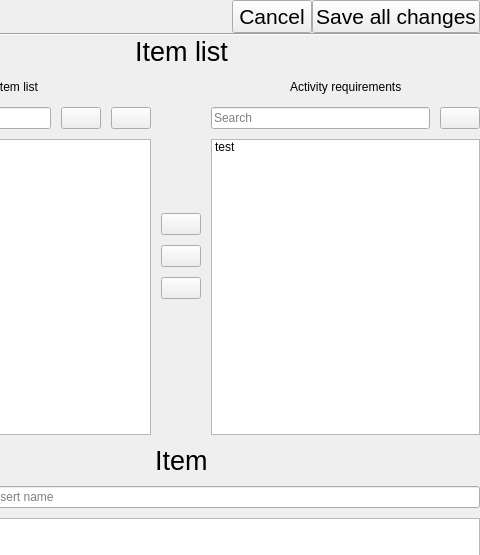
Above: mngactivity.ui from glennnys/Decided before the change; both pictures show x 740 to 1220 and y 0 to 555 of the 1220 by 843 pixel window. Below: the same form after it.
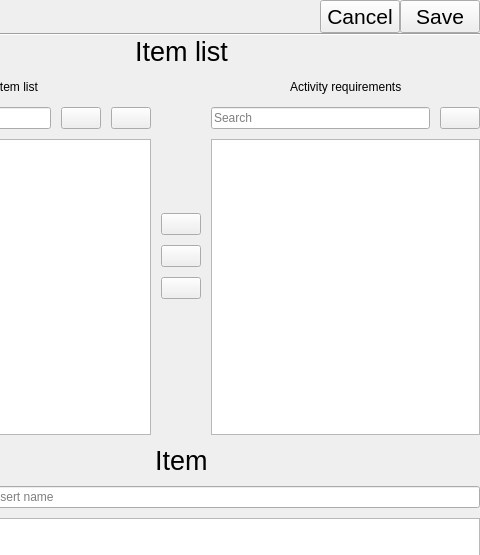
That is the form after the change. Icons and pictures are not drawn.

What changed in the file:
```diff
--- a/mngactivity.ui
+++ b/mngactivity.ui
@@ -64,7 +64,7 @@
         </font>
        </property>
        <property name="text">
-        <string>Save all changes</string>
+        <string>Save</string>
        </property>
       </widget>
      </item>
@@ -741,13 +741,7 @@
               </layout>
              </item>
              <item>
-              <widget class="QListWidget" name="selected_item_list">
-               <item>
-                <property name="text">
-                 <string>test</string>
-                </property>
-               </item>
-              </widget>
+              <widget class="QListWidget" name="selected_item_list"/>
              </item>
             </layout>
            </item>
```
Left out of the diff: 87 changed lines with no effect on the pictures.
